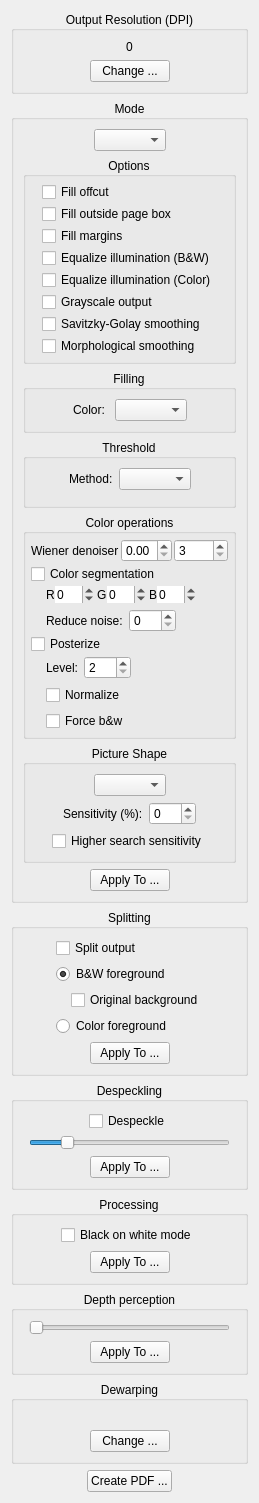
2ndmax/scantailor-ocr, file src/core/filters/output/OptionsWidget.ui: the form before one commit.
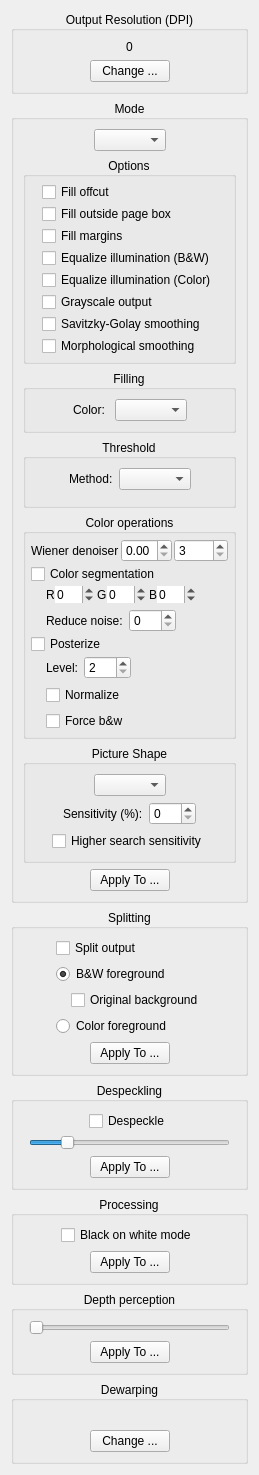
The form after the commit. Custom widgets are drawn as their Qt base class.

Commit message: PDF export as step 7 "Create PDF" in the main window

Diff of the .ui file:
```diff
--- a/src/core/filters/output/OptionsWidget.ui
+++ b/src/core/filters/output/OptionsWidget.ui
@@ -1684,46 +1684,6 @@
      </layout>
     </widget>
    </item>
-   <item>
-    <layout class="QHBoxLayout" name="createPdfLayout">
-     <item>
-      <spacer name="createPdfSpacerLeft">
-       <property name="orientation">
-        <enum>Qt::Horizontal</enum>
-       </property>
-       <property name="sizeHint" stdset="0">
-        <size>
-         <width>1</width>
-         <height>1</height>
-        </size>
-       </property>
-      </spacer>
-     </item>
-     <item>
-      <widget class="QPushButton" name="createPdfButton">
-       <property name="toolTip">
-        <string>Combine the output files of the project into a PDF.</string>
-       </property>
-       <property name="text">
-        <string>Create PDF ...</string>
-       </property>
-      </widget>
-     </item>
-     <item>
-      <spacer name="createPdfSpacerRight">
-       <property name="orientation">
-        <enum>Qt::Horizontal</enum>
-       </property>
-       <property name="sizeHint" stdset="0">
-        <size>
-         <width>1</width>
-         <height>1</height>
-        </size>
-       </property>
-      </spacer>
-     </item>
-    </layout>
-   </item>
    <item>
     <spacer name="verticalSpacer">
      <property name="orientation">
```
The commit also changes 22 other files.
